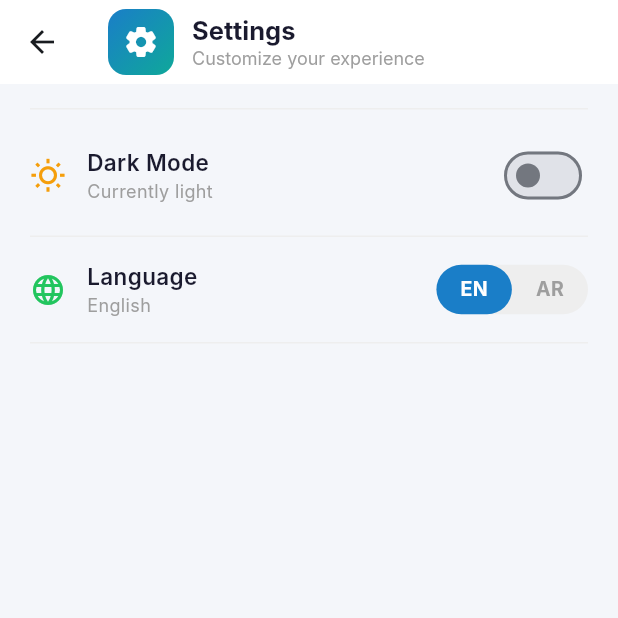
After one commit to Amrabedalrehem/ClientSakani, a Flutter app: the SettingsScreen screen opened directly, on a phone screen of 412 x 824 dp, the top half of it. The commit adds this screen. Run offline on Flutter 3.47's test engine with Material 3 defaults, Android fonts, the light colour scheme and no system bars; our stand-ins replace hive_flutter, shared_preferences; accounts and stored records are empty; network calls fail; Roboto replaces fonts that are missing (Inter).

Commit message:
setting screen and saving screen done

```diff
--- /dev/null
+++ b/devtools_options.yaml
@@ -0,0 +1,3 @@
+description: This file stores settings for Dart & Flutter DevTools.
+documentation: https://docs.flutter.dev/tools/devtools/extensions#configure-extension-enablement-states
+extensions:
--- /dev/null
+++ b/lib/data/shared prefrence/SettingsService.dart
@@ -0,0 +1,26 @@
+import 'package:shared_preferences/shared_preferences.dart';
+
+class SettingsService {
+  static const String _darkModeKey = 'dark_mode';
+  static const String _languageKey = 'language';
+
+  static late SharedPreferences _prefs;
+
+   static Future<void> init() async {
+    _prefs = await SharedPreferences.getInstance();
+  }
+
+   static bool get isDarkMode => _prefs.getBool(_darkModeKey) ?? false;
+
+  static Future<void> setDarkMode(bool value) async {
+    await _prefs.setBool(_darkModeKey, value);
+  }
+
+   static String get language => _prefs.getString(_languageKey) ?? 'en';
+
+  static Future<void> setLanguage(String value) async {
+    await _prefs.setString(_languageKey, value);
+  }
+
+  static bool get isArabic => language == 'ar';
+}
--- a/lib/main.dart
+++ b/lib/main.dart
@@ -1,23 +1,55 @@
 import 'package:flutter/material.dart';
+import 'package:flutter_application_1/data/network/HiveService.dart';
+import 'package:flutter_application_1/data/shared%20prefrence/SettingsService.dart';
 import 'package:flutter_application_1/presention/home/HomeScreen.dart';
 import 'package:flutter_application_1/presention/onboarding/OnboardingScreen.dart';
 import 'package:flutter_application_1/presention/slash/SplashScreen.dart';
+ import 'package:flutter/material.dart';
+ import 'package:flutter/material.dart';
 
-void main() {
-  runApp(const MyApp());
+
+void main() async {
+  WidgetsFlutterBinding.ensureInitialized();
+  await HiveService.init();
+  await SettingsService.init();
+  runApp(const SakaniApp());
 }
 
-class MyApp extends StatelessWidget {
-  const MyApp({super.key});
+class SakaniApp extends StatefulWidget {
+  const SakaniApp({super.key});
+
+  @override
+  State<SakaniApp> createState() => _SakaniAppState();
+}
+
+class _SakaniAppState extends State<SakaniApp> {
+  bool _isDarkMode = SettingsService.isDarkMode;
+  Locale _locale = Locale(SettingsService.language);
 
   @override
   Widget build(BuildContext context) {
-
     return MaterialApp(
-      title: 'Flutter Demo',
+      title: 'Sakani',
       debugShowCheckedModeBanner: false,
-      theme: ThemeData(primarySwatch: Colors.blue),
-      home: const HomeScreen(),
-     );
+      theme: ThemeData(
+        fontFamily: 'Inter',
+        colorScheme: ColorScheme.fromSeed(
+          seedColor: const Color(0xFF1A7EC8),
+          brightness: Brightness.light,
+        ),
+        useMaterial3: true,
+      ),
+      darkTheme: ThemeData(
+        fontFamily: 'Inter',
+        colorScheme: ColorScheme.fromSeed(
+          seedColor: const Color(0xFF1A7EC8),
+          brightness: Brightness.dark,
+        ),
+        useMaterial3: true,
+      ),
+      themeMode: _isDarkMode ? ThemeMode.dark : ThemeMode.light,
+      locale: _locale,
+      home: HomeScreen(),
+    );
   }
 }
--- a/lib/presention/home/component/HomeFilterSection.dart
+++ b/lib/presention/home/component/HomeFilterSection.dart
@@ -43,7 +43,7 @@ class _HomeFilterSectionState extends State<HomeFilterSection> {
       _selectedGender = GenderFilter.all;
       _priceController.clear();
     });
-    widget.onActiveFiltersChanged(0);
+    _notifyFilterChange();
   }
 
   void _notifyFilterChange() {
--- /dev/null
+++ b/lib/presention/settings/component/lang_button.dart
@@ -0,0 +1,47 @@
+import 'package:flutter/material.dart';
+
+class LangButton extends StatelessWidget {
+  final String label;
+  final bool isSelected;
+  final VoidCallback onTap;
+
+  const LangButton({
+    super.key,
+    required this.label,
+    required this.isSelected,
+    required this.onTap,
+  });
+
+  @override
+  Widget build(BuildContext context) {
+    return GestureDetector(
+      onTap: onTap,
+      child: AnimatedContainer(
+        duration: const Duration(
+          milliseconds: 200,
+        ),
+        padding: const EdgeInsets.symmetric(
+          horizontal: 16,
+          vertical: 7,
+        ),
+        decoration: BoxDecoration(
+          color: isSelected
+              ? const Color(0xFF1A7EC8)
+              : Colors.transparent,
+          borderRadius:
+              BorderRadius.circular(20),
+        ),
+        child: Text(
+          label,
+          style: TextStyle(
+            fontSize: 13,
+            fontWeight: FontWeight.bold,
+            color: isSelected
+                ? Colors.white
+                : Colors.grey,
+          ),
+        ),
+      ),
+    );
+  }
+}
--- /dev/null
+++ b/lib/presention/settings/component/settings_tile.dart
@@ -0,0 +1,59 @@
+import 'package:flutter/material.dart';
+
+class SettingsTile extends StatelessWidget {
+  final IconData icon;
+  final Color iconColor;
+  final String title;
+  final String subtitle;
+  final Widget trailing;
+
+  const SettingsTile({
+    super.key,
+    required this.icon,
+    required this.iconColor,
+    required this.title,
+    required this.subtitle,
+    required this.trailing,
+  });
+
+  @override
+  Widget build(BuildContext context) {
+    return Padding(
+      padding: const EdgeInsets.symmetric(vertical: 12),
+      child: Row(
+        children: [
+          Icon(
+            icon,
+            color: iconColor,
+            size: 24,
+          ),
+          const SizedBox(width: 14),
+          Expanded(
+            child: Column(
+              crossAxisAlignment:
+                  CrossAxisAlignment.start,
+              children: [
+                Text(
+                  title,
+                  style: const TextStyle(
+                    fontSize: 15,
+                    fontWeight: FontWeight.w600,
+                    color: Color(0xFF1A1A2E),
+                  ),
+                ),
+                Text(
+                  subtitle,
+                  style: const TextStyle(
+                    fontSize: 12,
+                    color: Colors.grey,
+                  ),
+                ),
+              ],
+            ),
+          ),
+          trailing,
+        ],
+      ),
+    );
+  }
+}
--- /dev/null
+++ b/lib/presention/settings/settings_screen.dart
@@ -0,0 +1,139 @@
+import 'package:flutter/material.dart';
+import 'package:flutter_application_1/presention/settings/component/lang_button.dart';
+import 'package:flutter_application_1/presention/settings/component/settings_tile.dart';
+
+
+class SettingsScreen extends StatefulWidget {
+  const SettingsScreen({super.key});
+
+  @override
+  State<SettingsScreen> createState() => _SettingsScreenState();
+}
+
+class _SettingsScreenState extends State<SettingsScreen> {
+  bool _isDarkMode = false;
+  String _selectedLanguage = 'EN';
+
+  @override
+  Widget build(BuildContext context) {
+    return Scaffold(
+      backgroundColor: const Color(0xFFF4F6FA),
+      appBar: AppBar(
+        backgroundColor: Colors.white,
+        elevation: 0,
+        scrolledUnderElevation: 0,
+        titleSpacing: 16,
+        title: Row(
+          children: [
+            Container(
+              width: 44,
+              height: 44,
+              decoration: BoxDecoration(
+                gradient: const LinearGradient(
+                  colors: [Color(0xFF1A7EC8), Color(0xFF0FA89A)],
+                  begin: Alignment.topLeft,
+                  end: Alignment.bottomRight,
+                ),
+                borderRadius: BorderRadius.circular(12),
+              ),
+              child: const Icon(
+                Icons.settings_rounded,
+                color: Colors.white,
+                size: 24,
+              ),
+            ),
+            const SizedBox(width: 12),
+            Column(
+              crossAxisAlignment: CrossAxisAlignment.start,
+              children: [
+                const Text(
+                  'Settings',
+                  style: TextStyle(
+                    fontSize: 17,
+                    fontWeight: FontWeight.bold,
+                    color: Color(0xFF1A1A2E),
+                  ),
+                ),
+                Text(
+                  'Customize your experience',
+                  style: TextStyle(
+                    fontSize: 12,
+                    color: Colors.grey[500],
+                    fontWeight: FontWeight.w400,
+                  ),
+                ),
+              ],
+            ),
+          ],
+        ),
+      ),
+      body: Padding(
+        padding: const EdgeInsets.symmetric(horizontal: 20, vertical: 16),
+        child: Column(
+          crossAxisAlignment: CrossAxisAlignment.start,
+          children: [
+            const Divider(color: Color(0xFFEEEEEE), height: 1),
+            const SizedBox(height: 8),
+
+            SettingsTile(
+              icon: _isDarkMode
+                  ? Icons.nightlight_round
+                  : Icons.wb_sunny_outlined,
+              iconColor: const Color(0xFFF59E0B),
+              title: 'Dark Mode',
+              subtitle:
+                  _isDarkMode ? 'Currently dark' : 'Currently light',
+              trailing: Switch(
+                value: _isDarkMode,
+                onChanged: (val) =>
+                    setState(() => _isDarkMode = val),
+                activeColor: const Color(0xFF1A7EC8),
+              ),
+            ),
+
+            const SizedBox(height: 4),
+            const Divider(color: Color(0xFFEEEEEE), height: 1),
+            const SizedBox(height: 4),
+
+            SettingsTile(
+              icon: Icons.language_rounded,
+              iconColor: const Color(0xFF22C55E),
+              title: 'Language',
+              subtitle: _selectedLanguage == 'EN'
+                  ? 'English'
+                  : 'Arabic',
+              trailing: Container(
+                decoration: BoxDecoration(
+                  color: const Color(0xFFEEEEEE),
+                  borderRadius: BorderRadius.circular(20),
+                ),
+                child: Row(
+                  mainAxisSize: MainAxisSize.min,
+                  children: [
+                    LangButton(
+                      label: 'EN',
+                      isSelected: _selectedLanguage == 'EN',
+                      onTap: () => setState(
+                        () => _selectedLanguage = 'EN',
+                      ),
+                    ),
+                    LangButton(
+                      label: 'AR',
+                      isSelected: _selectedLanguage == 'AR',
+                      onTap: () => setState(
+                        () => _selectedLanguage = 'AR',
+                      ),
+                    ),
+                  ],
+                ),
+              ),
+            ),
+
+            const SizedBox(height: 4),
+            const Divider(color: Color(0xFFEEEEEE), height: 1),
+          ],
+        ),
+      ),
+    );
+  }
+}
--- a/pubspec.yaml
+++ b/pubspec.yaml
@@ -30,6 +30,9 @@ environment:
 dependencies:
   flutter:
     sdk: flutter
+  hive: ^2.2.3
+  hive_flutter: ^1.1.0
+  shared_preferences: ^2.2.2
 
   # The following adds the Cupertino Icons font to your application.
   # Use with the CupertinoIcons class for iOS style icons.
@@ -38,6 +41,8 @@ dependencies:
 dev_dependencies:
   flutter_test:
     sdk: flutter
+  hive_generator: ^2.0.1
+  build_runner: ^2.4.6
 
   # The "flutter_lints" package below contains a set of recommended lints to
   # encourage good coding practices. The lint set provided by the package is
```
Also changed, not shown: lib/data/model/HomeData.dart (+19 -7 lines), lib/data/network/HiveService.dart (added, +12 -0 lines), lib/data/repo/SavedRepository.dart (added, +36 -0 lines), lib/presention/home/HomeScreen.dart (+61 -50 lines), lib/presention/save/component/empty_state.dart (added, +85 -0 lines), lib/presention/save/component/saved_app_bar.dart (added, +70 -0 lines), lib/presention/save/saved_screen.dart (added, +66 -0 lines), pubspec.lock, 1 other file.
